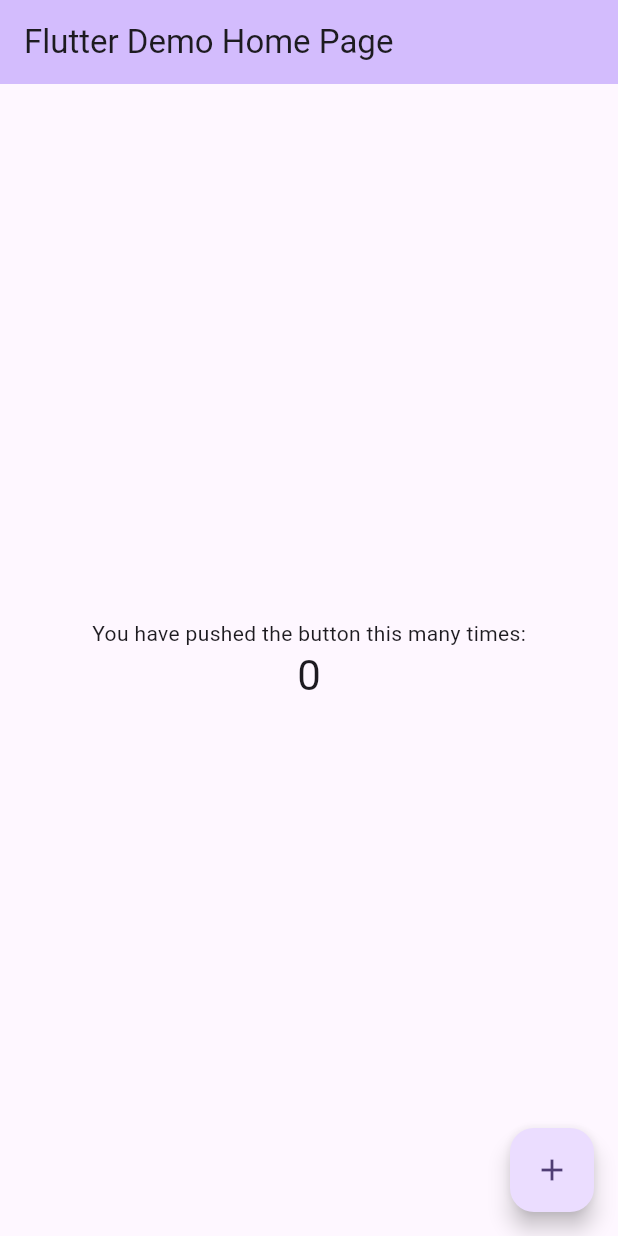
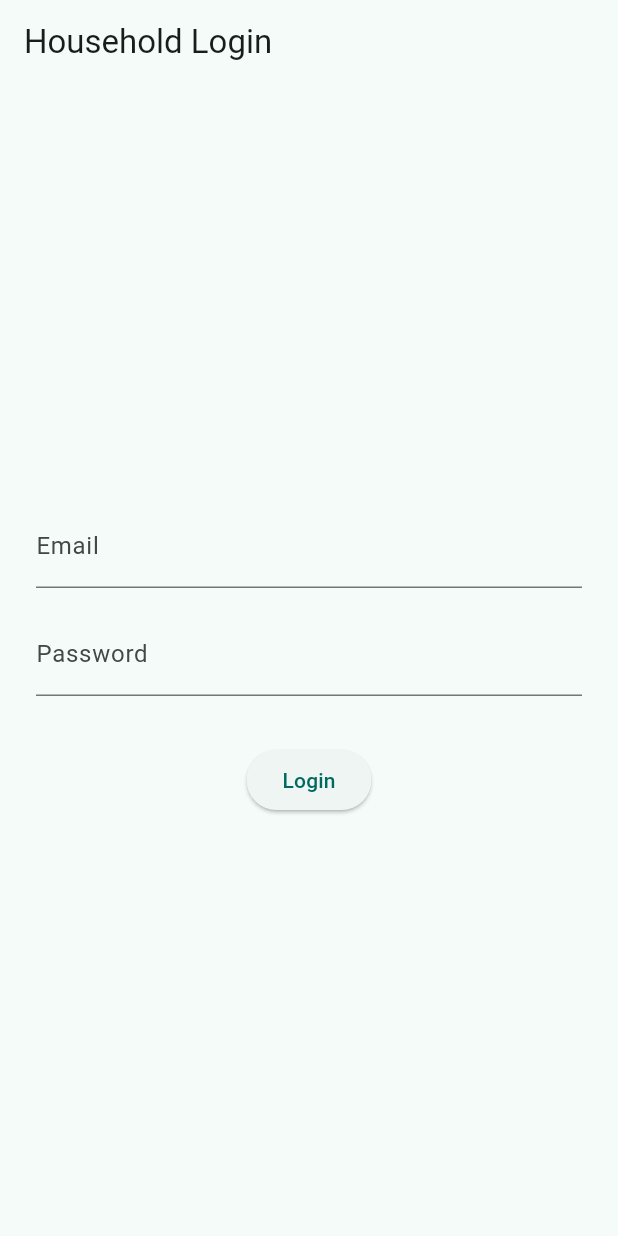
Before and after one commit to IceBlackz/householdchores, a Flutter app: the screen it shows after launch, on a phone screen of 412 x 824 dp. Run offline on Flutter 3.47's test engine with Material 3 defaults, Android fonts, the phone set to English and light mode, and no system bars; our stand-ins replace pocketbase.

Commit message:
Added Flutter frontend with PocketBase SDK, Login, and Dashboard screens

```diff
--- a/frontend/lib/main.dart
+++ b/frontend/lib/main.dart
@@ -1,121 +1,128 @@
 import 'package:flutter/material.dart';
+import 'package:pocketbase/pocketbase.dart';
+import 'dashboard_screen.dart';
+
+// 1. Initialize the PocketBase client
+// (Change to http://10.0.2.2:9010 if you ever switch to an Android Emulator!)
+final pb = PocketBase('http://127.0.0.1:9010');
 
 void main() {
-  runApp(const MyApp());
+  runApp(const HouseholdApp());
 }
 
-class MyApp extends StatelessWidget {
-  const MyApp({super.key});
+class HouseholdApp extends StatelessWidget {
+  const HouseholdApp({super.key});
 
-  // This widget is the root of your application.
   @override
   Widget build(BuildContext context) {
     return MaterialApp(
-      title: 'Flutter Demo',
+      title: 'Household Chores',
       theme: ThemeData(
-        // This is the theme of your application.
-        //
-        // TRY THIS: Try running your application with "flutter run". You'll see
-        // the application has a purple toolbar. Then, without quitting the app,
-        // try changing the seedColor in the colorScheme below to Colors.green
-        // and then invoke "hot reload" (save your changes or press the "hot
-        // reload" button in a Flutter-supported IDE, or press "r" if you used
-        // the command line to start the app).
-        //
-        // Notice that the counter didn't reset back to zero; the application
-        // state is not lost during the reload. To reset the state, use hot
-        // restart instead.
-        //
-        // This works for code too, not just values: Most code changes can be
-        // tested with just a hot reload.
-        colorScheme: .fromSeed(seedColor: Colors.deepPurple),
+        colorScheme: ColorScheme.fromSeed(seedColor: Colors.teal),
+        useMaterial3: true,
       ),
-      home: const MyHomePage(title: 'Flutter Demo Home Page'),
+      home: const LoginScreen(),
     );
   }
 }
 
-class MyHomePage extends StatefulWidget {
-  const MyHomePage({super.key, required this.title});
-
-  // This widget is the home page of your application. It is stateful, meaning
-  // that it has a State object (defined below) that contains fields that affect
-  // how it looks.
-
-  // This class is the configuration for the state. It holds the values (in this
-  // case the title) provided by the parent (in this case the App widget) and
-  // used by the build method of the State. Fields in a Widget subclass are
-  // always marked "final".
-
-  final String title;
+class LoginScreen extends StatefulWidget {
+  const LoginScreen({super.key});
 
   @override
-  State<MyHomePage> createState() => _MyHomePageState();
+  State<LoginScreen> createState() => _LoginScreenState();
 }
 
-class _MyHomePageState extends State<MyHomePage> {
-  int _counter = 0;
+class _LoginScreenState extends State<LoginScreen> {
+  final _emailController = TextEditingController();
+  final _passwordController = TextEditingController();
+  bool _isLoading = false;
 
-  void _incrementCounter() {
-    setState(() {
-      // This call to setState tells the Flutter framework that something has
-      // changed in this State, which causes it to rerun the build method below
-      // so that the display can reflect the updated values. If we changed
-      // _counter without calling setState(), then the build method would not be
-      // called again, and so nothing would appear to happen.
-      _counter++;
-    });
+// 2. The function that talks to your backend
+  Future<void> _login() async {
+    setState(() => _isLoading = true);
+
+    try {
+      // Send the email and password to PocketBase
+      final authData = await pb.collection('users').authWithPassword(
+            _emailController.text,
+            _passwordController.text,
+          );
+
+      // If successful, show a success message!
+      if (mounted) {
+        ScaffoldMessenger.of(context).showSnackBar(
+          SnackBar(
+            content: Text('Success! Welcome back, ${authData.record.data['name'] ?? 'User'}!'),
+            backgroundColor: Colors.green,
+          ),
+        );
+
+        Navigator.of(context).pushReplacement(
+          MaterialPageRoute(builder: (context) => const DashboardScreen()),
+      );
+      }
+    } on ClientException catch (e) {
+      // PocketBase specifically throws this when the server rejects the request
+      String friendlyError = 'Something went wrong.';
+
+      if (e.statusCode == 400) {
+        friendlyError = 'Incorrect email or password. Please try again.';
+      } else if (e.statusCode == 0) {
+        friendlyError = 'Cannot connect to the server. Check your network.';
+      }
+
+      if (mounted) {
+        ScaffoldMessenger.of(context).showSnackBar(
+          SnackBar(
+            content: Text(friendlyError),
+            backgroundColor: Colors.red.shade700,
+          ),
+        );
+      }
+    } catch (e) {
+      // Catch any other weird app crashes
+      if (mounted) {
+        ScaffoldMessenger.of(context).showSnackBar(
+          SnackBar(content: Text('Unexpected error: $e')),
+        );
+      }
+    } finally {
+      if (mounted) {
+        setState(() => _isLoading = false);
+      }
+    }
   }
 
   @override
   Widget build(BuildContext context) {
-    // This method is rerun every time setState is called, for instance as done
-    // by the _incrementCounter method above.
-    //
-    // The Flutter framework has been optimized to make rerunning build methods
-    // fast, so that you can just rebuild anything that needs updating rather
-    // than having to individually change instances of widgets.
     return Scaffold(
-      appBar: AppBar(
-        // TRY THIS: Try changing the color here to a specific color (to
-        // Colors.amber, perhaps?) and trigger a hot reload to see the AppBar
-        // change color while the other colors stay the same.
-        backgroundColor: Theme.of(context).colorScheme.inversePrimary,
-        // Here we take the value from the MyHomePage object that was created by
-        // the App.build method, and use it to set our appbar title.
-        title: Text(widget.title),
-      ),
-      body: Center(
-        // Center is a layout widget. It takes a single child and positions it
-        // in the middle of the parent.
+      appBar: AppBar(title: const Text('Household Login')),
+      body: Padding(
+        padding: const EdgeInsets.all(24.0),
         child: Column(
-          // Column is also a layout widget. It takes a list of children and
-          // arranges them vertically. By default, it sizes itself to fit its
-          // children horizontally, and tries to be as tall as its parent.
-          //
-          // Column has various properties to control how it sizes itself and
-          // how it positions its children. Here we use mainAxisAlignment to
-          // center the children vertically; the main axis here is the vertical
-          // axis because Columns are vertical (the cross axis would be
-          // horizontal).
-          //
-          // TRY THIS: Invoke "debug painting" (choose the "Toggle Debug Paint"
-          // action in the IDE, or press "p" in the console), to see the
-          // wireframe for each widget.
-          mainAxisAlignment: .center,
+          mainAxisAlignment: MainAxisAlignment.center,
           children: [
-            const Text('You have pushed the button this many times:'),
-            Text(
-              '$_counter',
-              style: Theme.of(context).textTheme.headlineMedium,
+            TextField(
+              controller: _emailController,
+              decoration: const InputDecoration(labelText: 'Email'),
+              keyboardType: TextInputType.emailAddress,
             ),
+            const SizedBox(height: 16),
+            TextField(
+              controller: _passwordController,
+              decoration: const InputDecoration(labelText: 'Password'),
+              obscureText: true, // Hides the password
+            ),
+            const SizedBox(height: 32),
+            _isLoading
+                ? const CircularProgressIndicator()
+                : ElevatedButton(
+                    onPressed: _login,
+                    child: const Text('Login'),
+                  ),
           ],
         ),
-      ),
-      floatingActionButton: FloatingActionButton(
-        onPressed: _incrementCounter,
-        tooltip: 'Increment',
-        child: const Icon(Icons.add),
       ),
     );
   }
--- a/frontend/pubspec.yaml
+++ b/frontend/pubspec.yaml
@@ -34,6 +34,7 @@ dependencies:
   # The following adds the Cupertino Icons font to your application.
   # Use with the CupertinoIcons class for iOS style icons.
   cupertino_icons: ^1.0.8
+  pocketbase: ^0.23.2
 
 dev_dependencies:
   flutter_test:
```
Also changed, not shown: frontend/lib/dashboard_screen.dart (added, +88 -0 lines), frontend/pubspec.lock, 1 other file.
